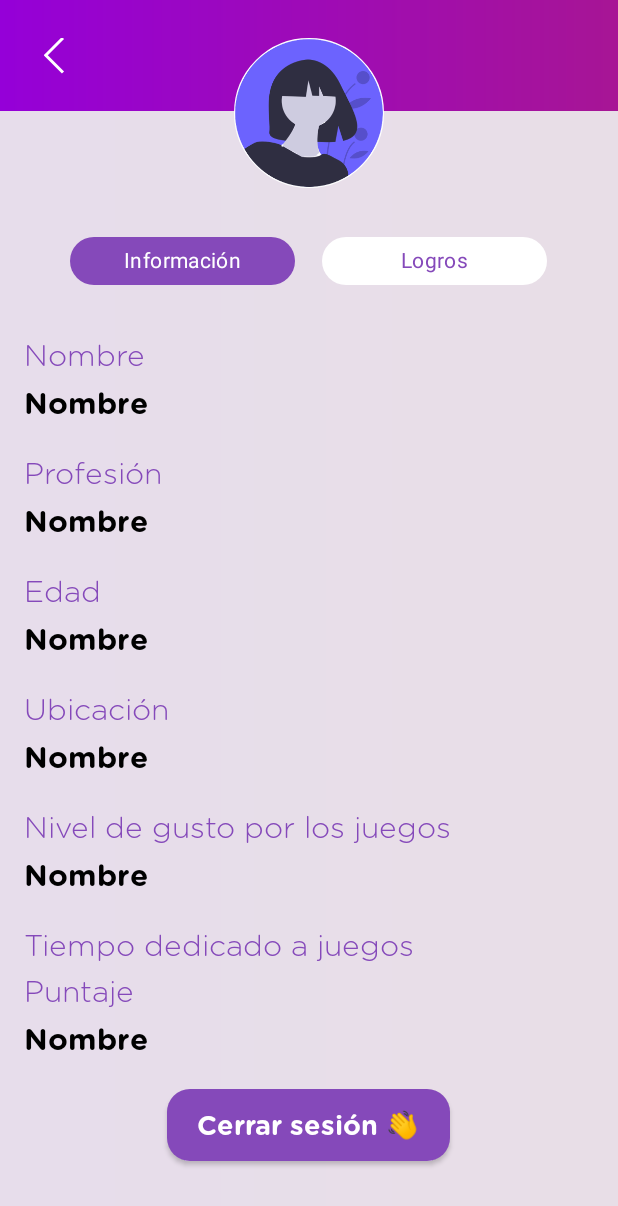
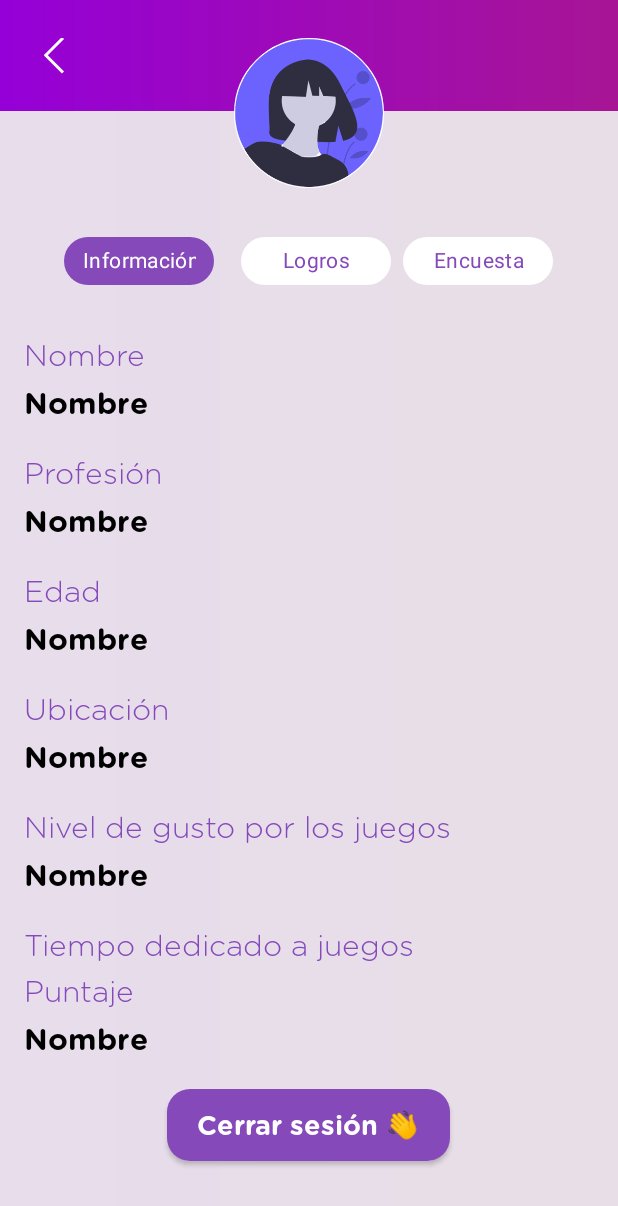
Before and after one commit to PauCasado/TPEspecialMetodologia, an Android app: the fragment ProfileFragment placed in its activity, on a phone screen of 412 x 824 dp. Shown: the top 1206 px of the screen. Run offline under Robolectric (Android 15) with nearby library versions, the phone set to English and light mode, and no system bars; our stand-ins replace ButterKnife, Dagger/Hilt's generated code, Firebase (no records; nobody signed in at launch, a user with empty details on screens opened directly), Picasso, RxJava; libraries missing offline, so code that uses them is left out: com.afollestad.materialdialogs, io.realm; pictures from the network do not load; 4 statements that could not run were skipped.

Commit message:
Boton de encuesta agregado

```diff
--- a/Android/app/src/main/java/ar/edu/uade/scrumgame/presentation/view/fragment/ProfileFragment.java
+++ b/Android/app/src/main/java/ar/edu/uade/scrumgame/presentation/view/fragment/ProfileFragment.java
@@ -3,6 +3,8 @@ package ar.edu.uade.scrumgame.presentation.view.fragment;
 import android.app.Activity;
 import android.app.Fragment;
 import android.content.Context;
+import android.content.Intent;
+import android.net.Uri;
 import android.os.Bundle;
 import android.view.LayoutInflater;
 import android.view.View;
@@ -27,6 +29,7 @@ import com.squareup.picasso.Picasso;
 import javax.inject.Inject;
 
 public class ProfileFragment extends BaseFragment implements ProfileView {
+    private String url;
     public interface ProfileListener {
         void onLoggedOut();
         void verLogros();
@@ -60,6 +63,8 @@ public class ProfileFragment extends BaseFragment implements ProfileView {
     ImageView profilePicture;
     @BindView(R.id.app_version_tv)
     AppCompatTextView appVersion;
+    @BindView(R.id.encuesta)
+    Button encuesta;
     private ProfileListener profileListener;
 
     public static Fragment newInstance() {
@@ -95,11 +100,12 @@ public class ProfileFragment extends BaseFragment implements ProfileView {
 
     private void setUpViews() {
         this.information.setOnCheckedChangeListener((buttonView, isChecked) -> ProfileFragment.this.changeSelectedChipStyle(this.information, isChecked));
-/*
-        this.achievements.setOnCheckedChangeListener((buttonView, isChecked) -> ProfileFragment.this.changeSelectedChipStyle(this.achievements, isChecked));
-*/
+
+//        this.achievements.setOnCheckedChangeListener((buttonView, isChecked) -> ProfileFragment.this.changeSelectedChipStyle(this.achievements, isChecked));
+
         this.information.setSelected(true);
         this.information.setChecked(true);
+
     }
 
     private void changeSelectedChipStyle(Chip chip, boolean isChecked) {
@@ -182,6 +188,15 @@ public class ProfileFragment extends BaseFragment implements ProfileView {
     @OnClick(R.id.achievements_chip)
     public void logros(){this.profileListener.verLogros();}
 
+    @OnClick(R.id.encuesta)
+    public void clickEvent() {
+        url="http://192.168.100.100/ViejosAgiles/saveJugador";
+        Uri uri = Uri.parse(url);
+        Intent intent = new Intent(Intent.ACTION_VIEW, uri);
+        startActivity(intent);
+
+    }
+
 
     @Override
     public void profileLoaded(UserModel userProfile) {
--- a/Android/app/src/main/res/layout/fragment_profile.xml
+++ b/Android/app/src/main/res/layout/fragment_profile.xml
@@ -80,7 +80,7 @@
                 <com.google.android.material.chip.Chip
                     android:id="@+id/information_chip"
                     style="@style/Widget.MaterialComponents.Chip.Choice"
-                    android:layout_width="150dp"
+                    android:layout_width="100dp"
                     android:layout_height="wrap_content"
                     android:layout_marginEnd="10dp"
                     android:layout_marginRight="10dp"
@@ -98,7 +98,7 @@
                 <com.google.android.material.chip.Chip
                     android:id="@+id/achievements_chip"
                     style="@style/Widget.MaterialComponents.Chip.Choice"
-                    android:layout_width="150dp"
+                    android:layout_width="100dp"
                     android:layout_height="wrap_content"
                     android:checkable="true"
                     android:clickable="true"
@@ -107,6 +107,22 @@
                     android:paddingTop="10dp"
                     android:paddingBottom="10dp"
                     android:text="@string/profile_achievements"
+                    android:textAlignment="center"
+                    android:textColor="@color/jelly"
+                    app:chipBackgroundColor="@color/chip" />
+
+                <com.google.android.material.chip.Chip
+                    android:id="@+id/encuesta"
+                    style="@style/Widget.MaterialComponents.Chip.Choice"
+                    android:layout_width="100dp"
+                    android:layout_height="wrap_content"
+                    android:checkable="true"
+                    android:clickable="true"
+                    android:focusable="true"
+                    android:gravity="center"
+                    android:paddingTop="10dp"
+                    android:paddingBottom="10dp"
+                    android:text="Encuesta"
                     android:textAlignment="center"
                     android:textColor="@color/jelly"
                     app:chipBackgroundColor="@color/chip" />
```
